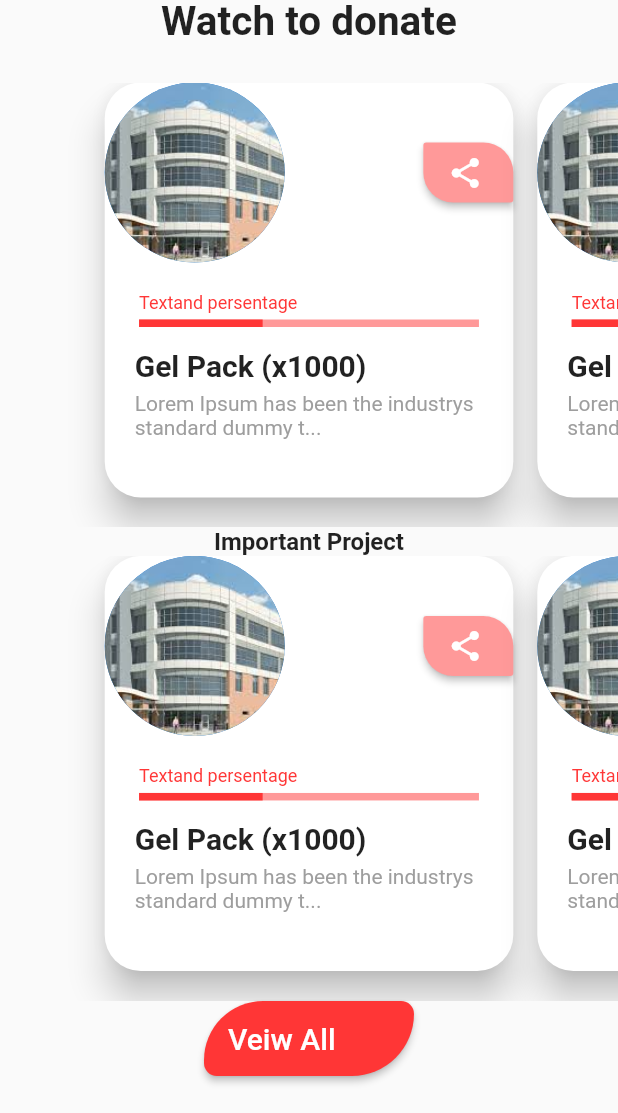
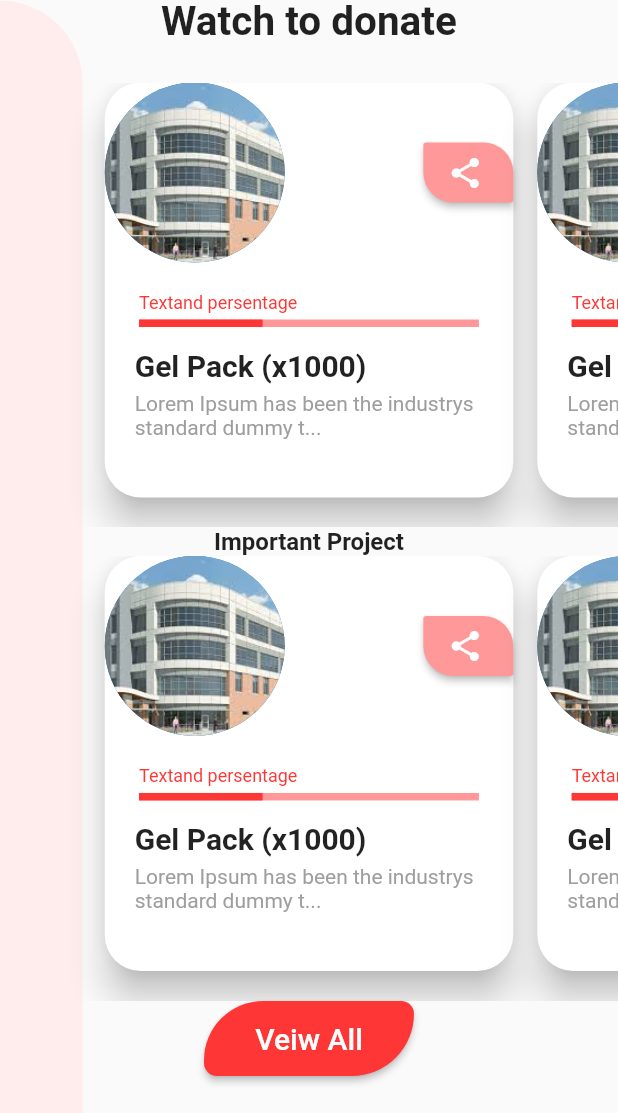
Before and after one commit to nassimiheb/Carety, a Flutter app: the screen it shows after launch, on a phone screen of 412 x 824 dp, the part 123-1236 px from its top. Run offline on Flutter 3.47's test engine with Material 2 defaults, Android fonts, the phone set to English and light mode, and no system bars; our stand-ins replace introduction_screen.

Commit message:
Navbar stack

```diff
--- a/lib/home_page.dart
+++ b/lib/home_page.dart
@@ -9,6 +9,7 @@ class SlidingCardsView extends StatefulWidget {
 }
 const maincolor = const Color(0xffFF3636);
 const scndcolor = const Color(0xffFF9999);
+const navcolor = const Color(0xffFFEDED);
 class _SlidingCardsViewState extends State<SlidingCardsView> {
   PageController pageController;
 
@@ -28,8 +29,31 @@ class _SlidingCardsViewState extends State<SlidingCardsView> {
   Widget build(BuildContext context) {
     return
     Scaffold(body:
-    Column(
-      children: <Widget>[
+
+        Stack(
+
+         children: <Widget>[
+         Positioned(
+           bottom: 0,
+            child:  Container(
+
+             height: MediaQuery.of(context).size.height * 0.9,
+             width: 55,
+            alignment: Alignment.bottomCenter,
+             decoration: new BoxDecoration(
+              color: navcolor,
+              borderRadius: new BorderRadius.only(
+
+                topRight: const Radius.circular(80.0),
+              ),)
+
+
+
+    ),
+          ),
+
+        Container(child: Column(
+children: <Widget>[
         SizedBox(height: 40,),
         Image.asset('assets/applogo.jpg',height: 40,),
         Text("Watch to donate",style: TextStyle(fontSize: 27,fontWeight: FontWeight.bold),),
@@ -92,6 +116,7 @@ class _SlidingCardsViewState extends State<SlidingCardsView> {
           child : RaisedButton(
             color: maincolor,
             child: Row(
+              mainAxisAlignment: MainAxisAlignment.center,
               children: <Widget>[
 
                 Text("Veiw All",style: TextStyle(fontSize: 20,color: Colors.white),)
@@ -103,6 +128,8 @@ class _SlidingCardsViewState extends State<SlidingCardsView> {
             ),
           ),
         ),
+],),)
+
     ],),
     )
 
```
